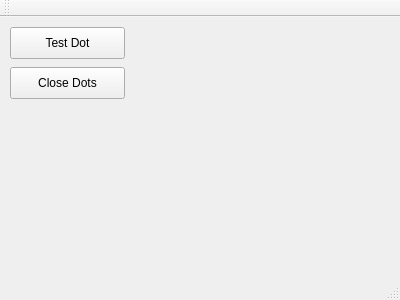
trishume/transience, file debugwindow.ui: the form before one commit.
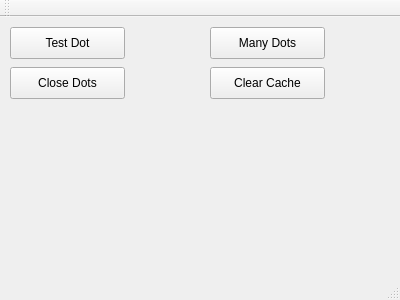
The form after the commit.

What changed in the file:
```diff
--- a/debugwindow.ui
+++ b/debugwindow.ui
@@ -40,6 +40,32 @@
      <string>Close Dots</string>
     </property>
    </widget>
+   <widget class="QPushButton" name="manyDots">
+    <property name="geometry">
+     <rect>
+      <x>210</x>
+      <y>10</y>
+      <width>115</width>
+      <height>32</height>
+     </rect>
+    </property>
+    <property name="text">
+     <string>Many Dots</string>
+    </property>
+   </widget>
+   <widget class="QPushButton" name="clearCache">
+    <property name="geometry">
+     <rect>
+      <x>210</x>
+      <y>50</y>
+      <width>115</width>
+      <height>32</height>
+     </rect>
+    </property>
+    <property name="text">
+     <string>Clear Cache</string>
+    </property>
+   </widget>
   </widget>
   <widget class="QMenuBar" name="menuBar">
    <property name="geometry">
```
